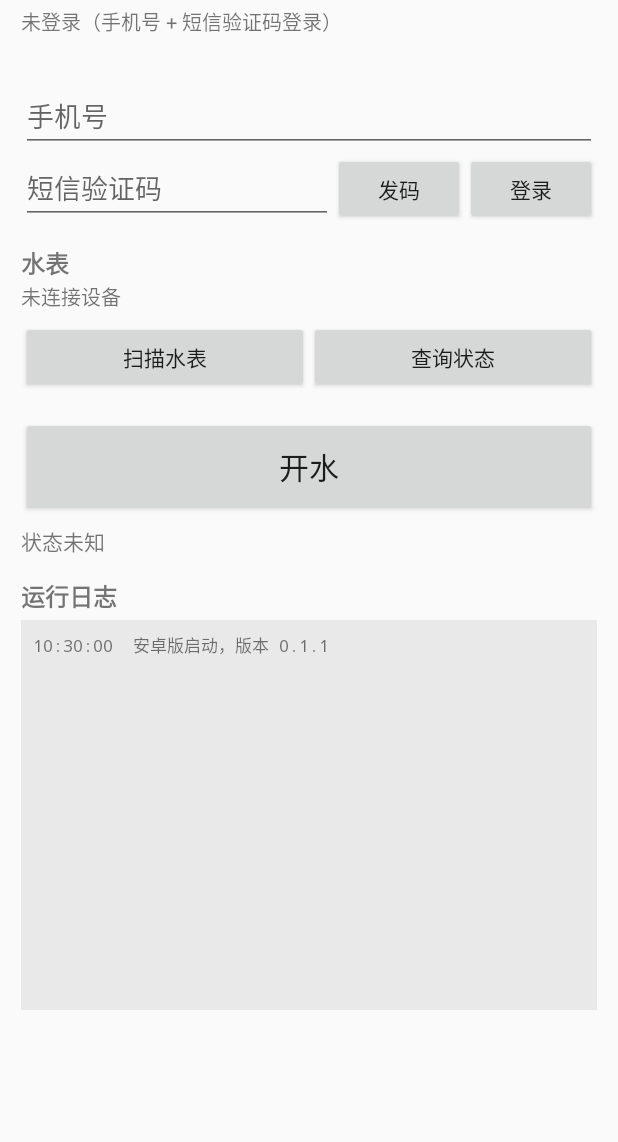
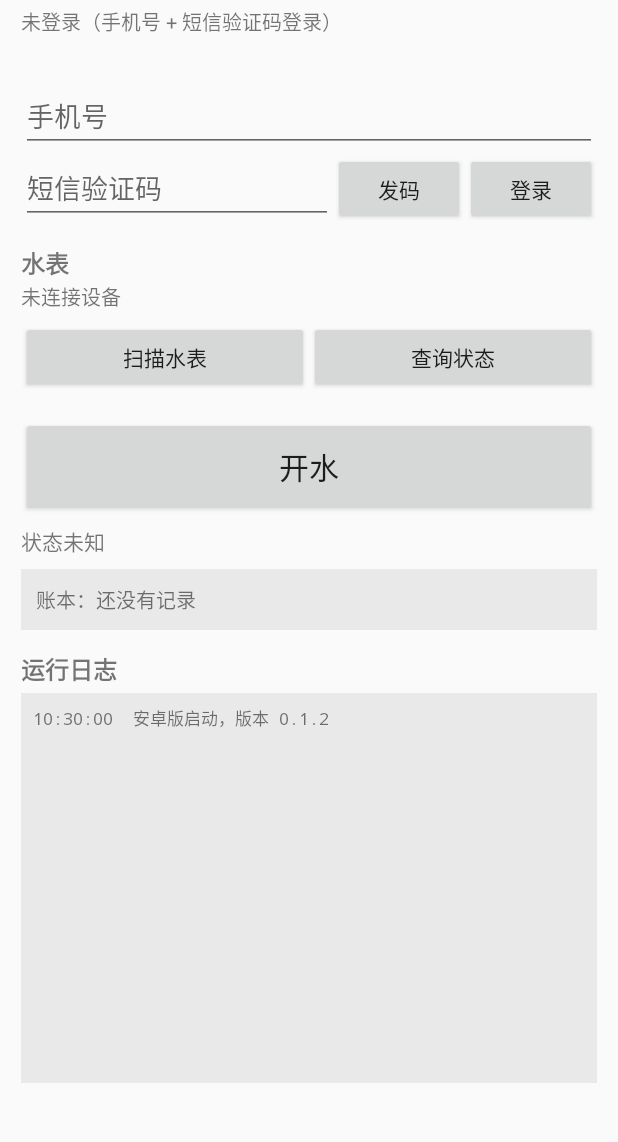
Before and after one commit to lc655254/water-valve-ble, an Android app: the screen it shows after launch (MainActivity), on a phone screen of 412 x 824 dp, the part 71-1213 px from its top. Run offline under Robolectric (Android 15) with nearby library versions, the light colour scheme and no system bars.

Commit message:
feat(android): session ledger and balance refresh (v0.1.2)

```diff
--- a/android/app/build.gradle
+++ b/android/app/build.gradle
@@ -10,8 +10,8 @@ android {
         applicationId "com.yg.watervalve"
         minSdk 26
         targetSdk 35
-        versionCode 2
-        versionName "0.1.1"
+        versionCode 3
+        versionName "0.1.2"
     }
 
     buildTypes {
--- a/android/app/src/main/java/com/yg/watervalve/MainActivity.java
+++ b/android/app/src/main/java/com/yg/watervalve/MainActivity.java
@@ -23,7 +23,7 @@ import java.util.Locale;
 
 public class MainActivity extends Activity implements ValveManager.Listener {
     private ValveManager manager;
-    private TextView sessionStatus, balance, deviceStatus, waterStatus, logView;
+    private TextView sessionStatus, balance, deviceStatus, waterStatus, logView, stats;
     private EditText phone, code;
     private Button btnSendCode, btnLogin, btnScan, btnQuery, btnWater;
     private LinearLayout deviceList;
@@ -37,12 +37,12 @@ public class MainActivity extends Activity implements ValveManager.Listener {
         super.onCreate(savedInstanceState);
         setContentView(R.layout.activity_main);
         manager = ValveManager.get(this);
-        manager.setListener(this);
 
         sessionStatus = findViewById(R.id.sessionStatus);
         balance = findViewById(R.id.balance);
         deviceStatus = findViewById(R.id.deviceStatus);
         waterStatus = findViewById(R.id.waterStatus);
+        stats = findViewById(R.id.stats);
         logView = findViewById(R.id.log);
         logScroll = findViewById(R.id.logScroll);
         phone = findViewById(R.id.phone);
@@ -53,11 +53,13 @@ public class MainActivity extends Activity implements ValveManager.Listener {
         btnQuery = findViewById(R.id.btnQuery);
         btnWater = findViewById(R.id.btnWater);
         deviceList = findViewById(R.id.deviceList);
+        manager.setListener(this);
 
         phone.setText(manager.getPhone());
         running = manager.isRunning();
         renderSession(manager.getSession());
         renderDevice();
+        stats.setText(manager.getStatsText());
         btnWater.setText(running ? "关水" : "开水");
         waterStatus.setText(running ? "正在放水" : "状态未知");
         if (running) {
@@ -91,7 +93,7 @@ public class MainActivity extends Activity implements ValveManager.Listener {
         });
 
         requestPerms();
-        appendLog("安卓版启动，版本 0.1.1");
+        appendLog("安卓版启动，版本 0.1.2");
     }
 
     private void requestPerms() {
@@ -236,6 +238,11 @@ public class MainActivity extends Activity implements ValveManager.Listener {
     }
 
     @Override
+    public void onStats(String text) {
+        stats.setText(text);
+    }
+
+    @Override
     public void onBackPressed() {
         if (manager.isRunning()) {
             manager.close("返回退出");
--- a/android/app/src/main/res/layout/activity_main.xml
+++ b/android/app/src/main/res/layout/activity_main.xml
@@ -131,6 +131,16 @@
             android:textSize="14sp" />
 
         <TextView
+            android:id="@+id/stats"
+            android:layout_width="match_parent"
+            android:layout_height="wrap_content"
+            android:layout_marginTop="8dp"
+            android:background="#11000000"
+            android:padding="10dp"
+            android:text="账本：还没有记录"
+            android:textSize="13sp" />
+
+        <TextView
             android:layout_width="match_parent"
             android:layout_height="wrap_content"
             android:layout_marginTop="14dp"
```
Also changed, not shown: android/app/src/main/java/com/yg/watervalve/Cloud.java (+24 -0 lines), android/app/src/main/java/com/yg/watervalve/ValveManager.java (+119 -1 lines), 1 other file.
